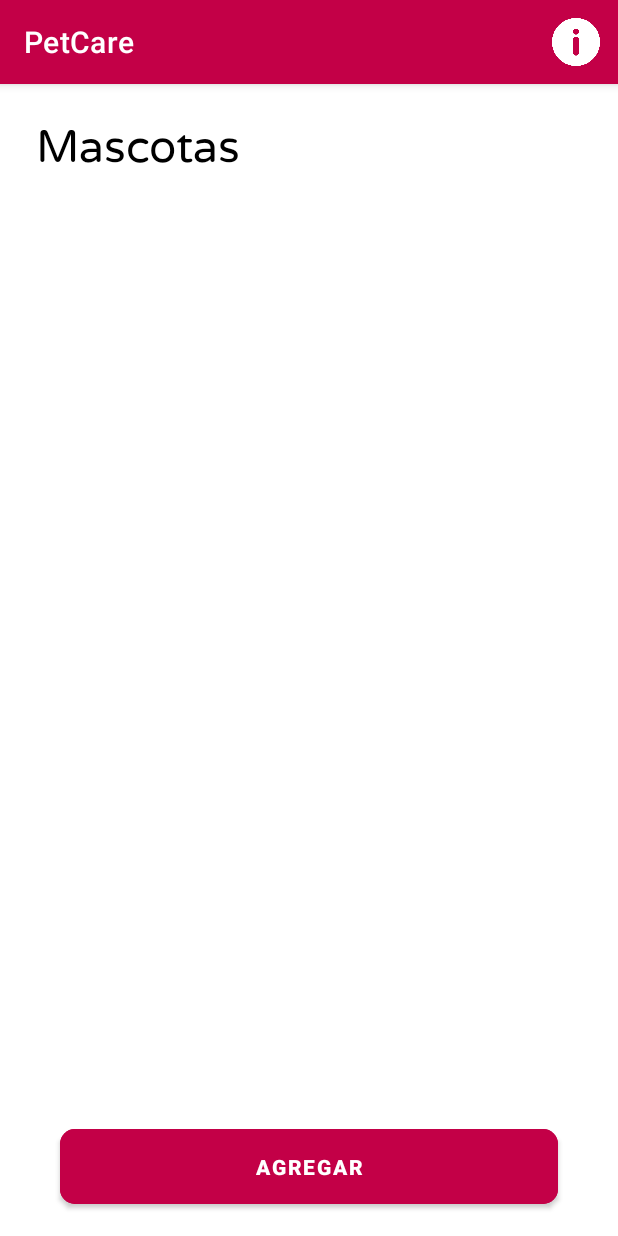
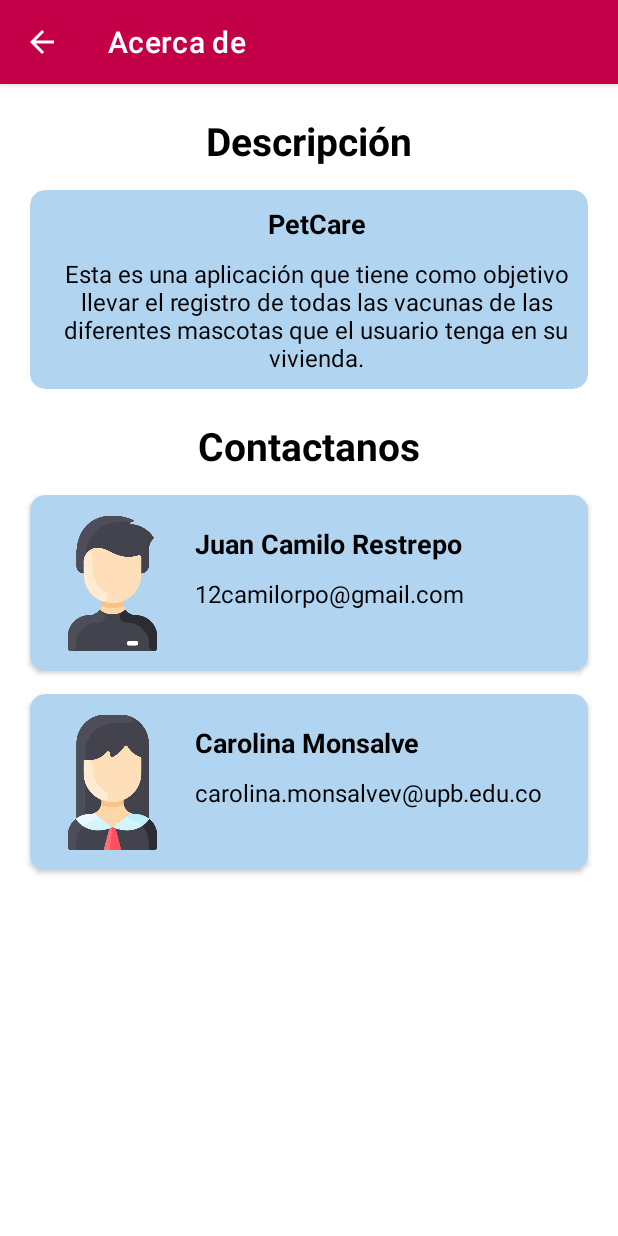
Before and after one commit to JCamiloRpo/AppNativa, an Android app: the MascotaActivity screen opened directly, with no data from a screen before it, after a tap on "Acerca de", on a phone screen of 412 x 824 dp. Run offline under Robolectric (Android 15) with nearby library versions, the phone set to English and light mode, and no system bars.

Commit message:
Ventana Acerda de

```diff
--- /dev/null
+++ b/PetCare/app/src/main/java/com/example/petcare/activities/InfoActivity.java
@@ -0,0 +1,18 @@
+package com.example.petcare.activities;
+
+import androidx.appcompat.app.ActionBar;
+import androidx.appcompat.app.AppCompatActivity;
+import com.example.petcare.R;
+import android.os.Bundle;
+
+public class InfoActivity extends AppCompatActivity {
+
+    @Override
+    protected void onCreate(Bundle savedInstanceState) {
+        super.onCreate(savedInstanceState);
+        setContentView(R.layout.activity_info);
+
+        ActionBar menu = getSupportActionBar();
+        menu.setDisplayHomeAsUpEnabled(true);
+    }
+}
--- a/PetCare/app/src/main/java/com/example/petcare/activities/MascotaActivity.java
+++ b/PetCare/app/src/main/java/com/example/petcare/activities/MascotaActivity.java
@@ -46,8 +46,8 @@ public class MascotaActivity extends AppCompatActivity {
                 this.finish();
                 return true;
             case R.id.action_info:
-                /*Intent i = new Intent(getApplicationContext(), MascotaEditActivity.class);
-                startActivity(i);*/
+                Intent i = new Intent(getApplicationContext(), InfoActivity.class);
+                startActivity(i);
                 return true;
             default:
                 return super.onOptionsItemSelected(item);
--- /dev/null
+++ b/PetCare/app/src/main/res/layout/activity_info.xml
@@ -0,0 +1,205 @@
+<?xml version="1.0" encoding="utf-8"?>
+<androidx.constraintlayout.widget.ConstraintLayout xmlns:android="http://schemas.android.com/apk/res/android"
+    xmlns:app="http://schemas.android.com/apk/res-auto"
+    xmlns:tools="http://schemas.android.com/tools"
+    android:layout_width="match_parent"
+    android:layout_height="match_parent"
+    tools:context=".activities.InfoActivity">
+
+    <ScrollView
+        android:layout_width="match_parent"
+        android:layout_height="match_parent">
+
+        <LinearLayout
+            android:layout_width="match_parent"
+            android:layout_height="wrap_content"
+            android:orientation="vertical">
+
+            <TextView
+                android:id="@+id/TxtApp"
+                android:layout_width="match_parent"
+                android:layout_height="wrap_content"
+                android:layout_marginTop="20dp"
+                android:layout_marginBottom="10dp"
+                android:gravity="center"
+                android:text="@string/descripcion"
+                android:textColor="@color/black"
+                android:textSize="26sp"
+                android:textStyle="bold" />
+
+            <androidx.cardview.widget.CardView
+                android:layout_width="match_parent"
+                android:layout_height="wrap_content"
+                android:layout_marginStart="20dp"
+                android:layout_marginTop="5dp"
+                android:layout_marginEnd="20dp"
+                app:cardBackgroundColor="@color/blue_dark"
+                app:cardCornerRadius="10dp">
+
+                <LinearLayout
+                    android:layout_width="match_parent"
+                    android:layout_height="match_parent"
+                    android:orientation="vertical">
+
+                    <TextView
+                        android:id="@+id/TxtTitulo"
+                        android:layout_width="match_parent"
+                        android:layout_height="wrap_content"
+                        android:layout_marginStart="10dp"
+                        android:layout_marginTop="10dp"
+                        android:layout_marginBottom="10dp"
+                        android:gravity="center"
+                        android:text="@string/app_name"
+                        android:textColor="@color/black"
+                        android:textSize="18sp"
+                        android:textStyle="bold" />
+
+                    <TextView
+                        android:id="@+id/TxtDescripcion"
+                        android:layout_width="match_parent"
+                        android:layout_height="wrap_content"
+                        android:layout_marginStart="10dp"
+                        android:layout_marginBottom="10dp"
+                        android:gravity="center"
+                        android:text="@string/descripcion_text"
+                        android:textColor="@color/black"
+                        android:textSize="16sp" />
+                </LinearLayout>
+
+            </androidx.cardview.widget.CardView>
+
+            <TextView
+                android:id="@+id/TxtContactanos"
+                android:layout_width="match_parent"
+                android:layout_height="wrap_content"
+                android:layout_marginTop="20dp"
+                android:layout_marginBottom="10dp"
+                android:gravity="center"
+                android:text="@string/contactanos"
+                android:textColor="@color/black"
+                android:textSize="26sp"
+                android:textStyle="bold" />
+
+            <androidx.cardview.widget.CardView
+                android:layout_width="match_parent"
+                android:layout_height="wrap_content"
+                android:layout_marginStart="20dp"
+                android:layout_marginTop="5dp"
+                android:layout_marginEnd="20dp"
+                android:layout_marginBottom="10dp"
+                app:cardBackgroundColor="@color/blue_dark"
+                app:cardCornerRadius="10dp">
+
+                <LinearLayout
+                    android:layout_width="match_parent"
+                    android:layout_height="97dp"
+                    android:layout_margin="10dp"
+                    android:orientation="horizontal">
+
+
+                    <ImageView
+                        android:id="@+id/ImgMan"
+                        android:layout_width="180dp"
+                        android:layout_height="wrap_content"
+                        android:layout_gravity="center"
+                        android:layout_weight="1"
+                        android:contentDescription="@string/hombre"
+                        android:foregroundGravity="center"
+                        android:src="@drawable/man"
+                        app:cornerRadius="10dp" />
+
+                    <LinearLayout
+                        android:layout_width="match_parent"
+                        android:layout_height="match_parent"
+                        android:layout_weight="1"
+                        android:orientation="vertical">
+
+                        <TextView
+                            android:id="@+id/TxtCamilo"
+                            android:layout_width="match_parent"
+                            android:layout_height="wrap_content"
+                            android:layout_marginStart="10dp"
+                            android:layout_marginTop="10dp"
+                            android:layout_marginBottom="10dp"
+                            android:text="@string/nombre1"
+                            android:textColor="@color/black"
+                            android:textSize="18sp"
+                            android:textStyle="bold" />
+
+                        <TextView
+                            android:id="@+id/TxtCorreo1"
+                            android:layout_width="match_parent"
+                            android:layout_height="wrap_content"
+                            android:layout_marginStart="10dp"
+                            android:layout_marginBottom="10dp"
+                            android:text="@string/correo1"
+                            android:textColor="@color/black"
+                            android:textSize="16sp" />
+                    </LinearLayout>
+                </LinearLayout>
+
+            </androidx.cardview.widget.CardView>
+
+            <androidx.cardview.widget.CardView
+                android:layout_width="match_parent"
+                android:layout_height="wrap_content"
+                android:layout_marginStart="20dp"
+                android:layout_marginTop="5dp"
+                android:layout_marginEnd="20dp"
+                android:layout_marginBottom="10dp"
+                app:cardBackgroundColor="@color/blue_dark"
+                app:cardCornerRadius="10dp">
+
+                <LinearLayout
+                    android:layout_width="match_parent"
+                    android:layout_height="97dp"
+                    android:layout_margin="10dp"
+                    android:orientation="horizontal">
+
+
+                    <ImageView
+                        android:id="@+id/ImgWoman"
+                        android:layout_width="180dp"
+                        android:layout_height="wrap_content"
+                        android:layout_gravity="center"
+                        android:layout_weight="1"
+                        android:contentDescription="@string/mujer"
+                        android:foregroundGravity="center"
+                        android:src="@drawable/woman"
+                        app:cornerRadius="10dp" />
+
+                    <LinearLayout
+                        android:layout_width="match_parent"
+                        android:layout_height="match_parent"
+                        android:layout_weight="1"
+                        android:orientation="vertical">
+
+                        <TextView
+                            android:id="@+id/TxtCaro"
+                            android:layout_width="match_parent"
+                            android:layout_height="wrap_content"
+                            android:layout_marginStart="10dp"
+                            android:layout_marginTop="10dp"
+                            android:layout_marginBottom="10dp"
+                            android:text="@string/carolina_monsalve"
+                            android:textColor="@color/black"
+                            android:textSize="18sp"
+                            android:textStyle="bold" />
+
+                        <TextView
+                            android:id="@+id/TxtCorreo2"
+                            android:layout_width="match_parent"
+                            android:layout_height="wrap_content"
+                            android:layout_marginStart="10dp"
+                            android:layout_marginBottom="10dp"
+                            android:text="@string/carolina_monsalvev_upb_edu_co"
+                            android:textColor="@color/black"
+                            android:textSize="16sp" />
+                    </LinearLayout>
+                </LinearLayout>
+
+            </androidx.cardview.widget.CardView>
+        </LinearLayout>
+    </ScrollView>
+
+</androidx.constraintlayout.widget.ConstraintLayout>
--- a/PetCare/app/src/main/res/values/strings.xml
+++ b/PetCare/app/src/main/res/values/strings.xml
@@ -43,6 +43,13 @@
     <string name="raton">Raton</string>
     <string name="vaca">Vaca</string>
     <string name="zorro">Zorro</string>
-    <!-- TODO: Remove or change this placeholder text -->
-    <string name="hello_blank_fragment">Hello blank fragment</string>
+    <string name="hombre">Hombre</string>
+    <string name="nombre1">Juan Camilo Restrepo</string>
+    <string name="correo1">12camilorpo@gmail.com</string>
+    <string name="contactanos">Contactanos</string>
+    <string name="mujer">mujer</string>
+    <string name="carolina_monsalve">Carolina Monsalve</string>
+    <string name="carolina_monsalvev_upb_edu_co">carolina.monsalvev@upb.edu.co</string>
+    <string name="descripcion">Descripción</string>
+    <string name="descripcion_text">Esta es una aplicación que tiene como objetivo llevar el registro de todas las vacunas de las diferentes mascotas que el usuario tenga en su vivienda.</string>
 </resources>
```
Also changed, not shown: PetCare/app/src/main/AndroidManifest.xml (+28 -13 lines), PetCare/app/src/main/res/drawable-nodpi/man.png (added), PetCare/app/src/main/res/drawable-nodpi/woman.png (added).
